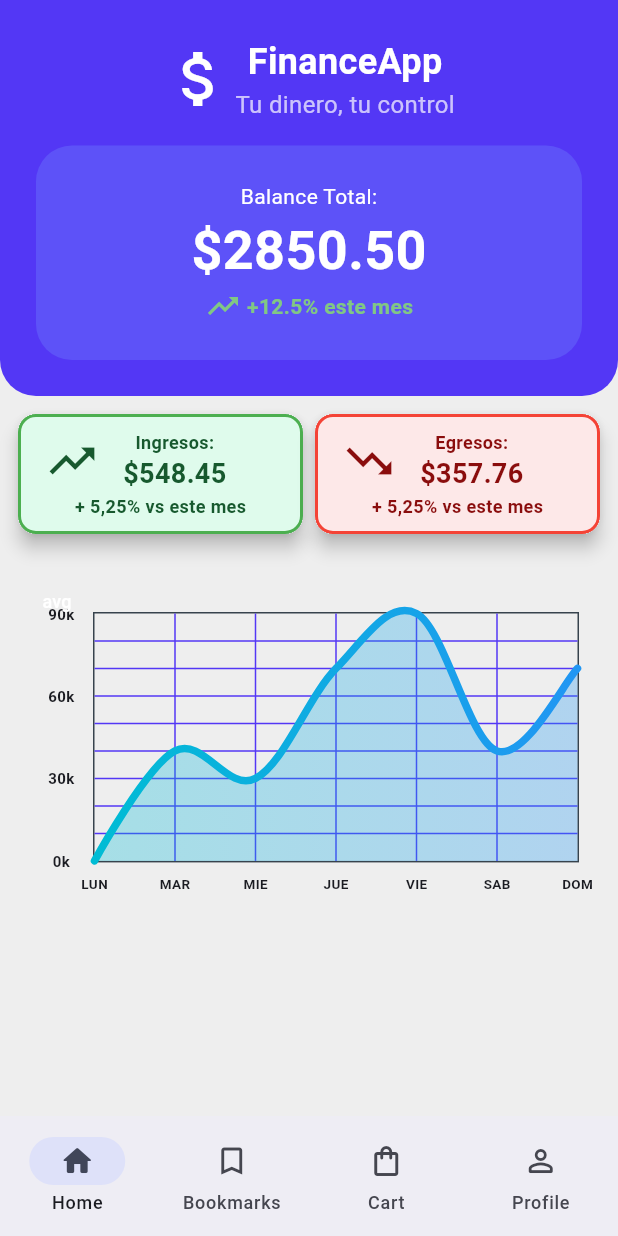
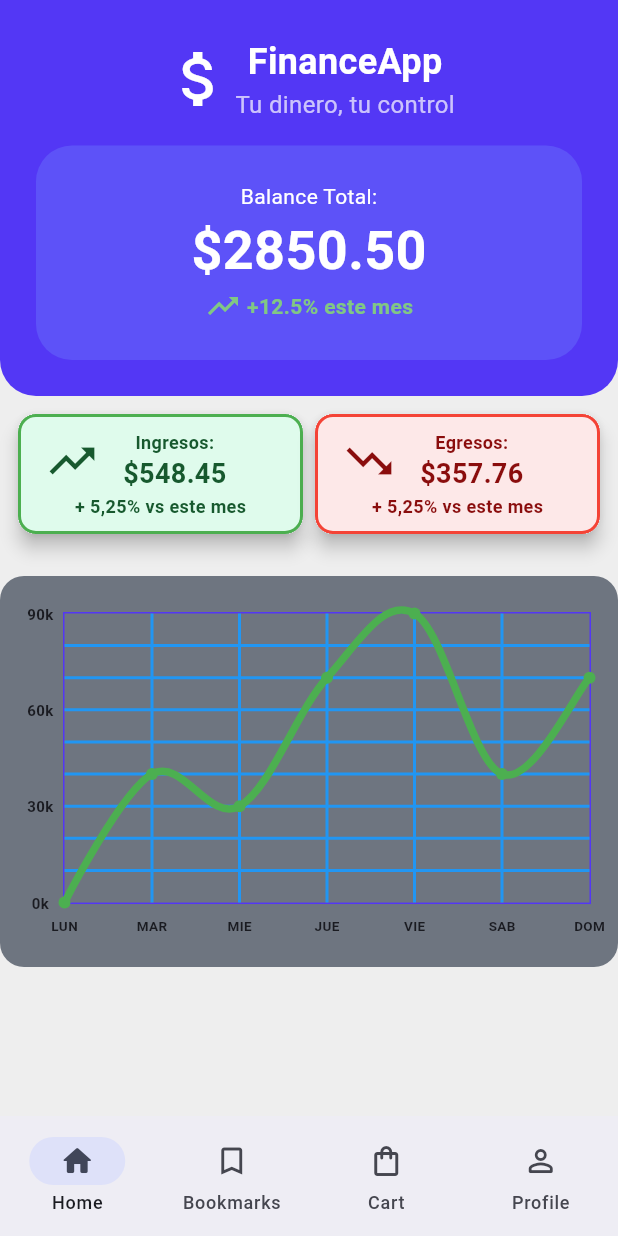
Before and after one commit to VECTOR416/Flutter-Manejo-Divisas, a Flutter app: the screen it shows after launch, on a phone screen of 412 x 824 dp. Run offline on Flutter 3.47's test engine with Material 3 defaults, Android fonts, the phone set to English and light mode, and no system bars; drawn by our look-alikes of fl_chart; our stand-ins replace go_router.

Commit message:
refactor(homescreen): Cambios en el linechart personalizado

```diff
--- a/lib/presentation/screens/home_screen.dart
+++ b/lib/presentation/screens/home_screen.dart
@@ -40,7 +40,7 @@ class HomeScreen extends StatelessWidget {
             ),
             SizedBox(height: 8),
             Padding(
-              padding: EdgeInsets.fromLTRB(8, 16, 8, 16),
+              padding: EdgeInsets.fromLTRB(0, 16, 0, 16),
               child: CustomLineChart(),
             )
           ],
--- a/lib/presentation/widgets/home-screen/custom_line_chart.dart
+++ b/lib/presentation/widgets/home-screen/custom_line_chart.dart
@@ -1,54 +1,84 @@
 import 'package:fl_chart/fl_chart.dart';
 import 'package:flutter/material.dart';
 
-class CustomLineChart extends StatefulWidget {
+class CustomLineChart extends StatelessWidget {
   const CustomLineChart({super.key});
 
   @override
-  State<CustomLineChart> createState() => _CustomLineChartState();
-}
-
-class _CustomLineChartState extends State<CustomLineChart> {
-  List<Color> gradientColors = [Colors.cyan, Colors.blue];
-
-  bool showAvg = false;
-
-  @override
   Widget build(BuildContext context) {
-    return Stack(
+    return Container(
+      padding: EdgeInsets.fromLTRB(12, 24, 18, 12),
+      decoration: BoxDecoration(
+        color: Color(0xFF6e7580),
+        borderRadius: BorderRadius.all(Radius.circular(16))
+      ),
+      child: Stack(
         children: <Widget>[
           AspectRatio(
             aspectRatio: 1.70,
-          child: Padding(
-            padding: const EdgeInsets.only(
-              right: 18,
-              left: 12,
-              top: 24,
-              bottom: 12,
-            ),
-            child: LineChart(showAvg ? avgData() : mainData()),
+            child: LineChart(
+              mainData()
             ),
           ),
-        SizedBox(
-          width: 60,
-          height: 34,
-          child: TextButton(
-            onPressed: () {
-              setState(() {
-                showAvg = !showAvg;
-              });
-            },
-            child: Text(
-              'avg',
-              style: TextStyle(
-                fontSize: 12,
-                color:
-                    showAvg
-                        ? Colors.white.withValues(alpha: 0.5)
-                        : Colors.white,
+        ],
+      ),
+    );
+  }
+}
+
+LineChartData mainData() {
+  return LineChartData(
+    gridData: FlGridData(
+      show: true,
+      drawVerticalLine: true,
+      horizontalInterval: 1,
+      verticalInterval: 1,
+      drawHorizontalLine: true,
+      getDrawingHorizontalLine: (value) => FlLine(color: Colors.blue),
+      getDrawingVerticalLine: (value) => FlLine(color: Colors.blue),
+    ),
+    titlesData: FlTitlesData(
+      show: true,
+      rightTitles: const AxisTitles(sideTitles: SideTitles(showTitles: false)),
+      topTitles: const AxisTitles(sideTitles: SideTitles(showTitles: false)),
+      bottomTitles: AxisTitles(
+        sideTitles: SideTitles(
+          showTitles: true,
+          reservedSize: 30,
+          interval: 1,
+          getTitlesWidget: bottomTitleWidgets,
+        ),
+      ),
+      leftTitles: AxisTitles(
+        sideTitles: SideTitles(
+          showTitles: true,
+          interval: 1,
+          getTitlesWidget: leftTitleWidgets,
+          reservedSize: 30,
         ),
       ),
     ),
+    borderData: FlBorderData(
+      show: true,
+      border: Border.all(color: const Color(0xFF5337F5)),
+    ),
+    lineBarsData: [
+      LineChartBarData(
+        color: Colors.green,
+        spots: const [
+          FlSpot(0, 0),
+          FlSpot(1, 4),
+          FlSpot(2, 3),
+          FlSpot(3, 7),
+          FlSpot(4, 9),
+          FlSpot(5, 4),
+          FlSpot(6, 7),
+        ],
+        isCurved: true,
+        barWidth: 5,
+        isStrokeCapRound: true,
+        dotData: const FlDotData(show: true),
+
       ),
     ],
   );
@@ -109,168 +139,3 @@ class _CustomLineChartState extends State<CustomLineChart> {
 
   return Text(text, style: style, textAlign: TextAlign.center);
 }
-
-  LineChartData mainData() {
-    return LineChartData(
-      gridData: FlGridData(
-        show: true,
-        drawVerticalLine: true,
-        horizontalInterval: 1,
-        verticalInterval: 1,
-        getDrawingHorizontalLine: (value) {
-          return const FlLine(color: Color(0xFF5337F5), strokeWidth: 1);
-        },
-        getDrawingVerticalLine: (value) {
-          return const FlLine(color: Color(0xFF5337F5), strokeWidth: 1);
-        },
-      ),
-      titlesData: FlTitlesData(
-        show: true,
-        rightTitles: const AxisTitles(
-          sideTitles: SideTitles(showTitles: false),
-        ),
-        topTitles: const AxisTitles(sideTitles: SideTitles(showTitles: false)),
-        bottomTitles: AxisTitles(
-          sideTitles: SideTitles(
-            showTitles: true,
-            reservedSize: 30,
-            interval: 1,
-            getTitlesWidget: bottomTitleWidgets,
-          ),
-        ),
-        leftTitles: AxisTitles(
-          sideTitles: SideTitles(
-            showTitles: true,
-            interval: 1,
-            getTitlesWidget: leftTitleWidgets,
-            reservedSize: 42,
-          ),
-        ),
-      ),
-      borderData: FlBorderData(
-        show: true,
-        border: Border.all(color: const Color(0xff37434d)),
-      ),
-      lineBarsData: [
-        LineChartBarData(
-          spots: const [
-            FlSpot(0, 0),
-            FlSpot(1, 4),
-            FlSpot(2, 3),
-            FlSpot(3, 7),
-            FlSpot(4, 9),
-            FlSpot(5, 4),
-            FlSpot(6, 7),
-          ],
-          isCurved: true,
-          gradient: LinearGradient(colors: gradientColors),
-          barWidth: 5,
-          isStrokeCapRound: true,
-          dotData: const FlDotData(show: false),
-          belowBarData: BarAreaData(
-            show: true,
-            gradient: LinearGradient(
-              colors:
-                  gradientColors
-                      .map((color) => color.withValues(alpha: 0.3))
-                      .toList(),
-            ),
-          ),
-        ),
-      ],
-    );
-  }
-
-  LineChartData avgData() {
-    return LineChartData(
-      lineTouchData: const LineTouchData(enabled: false),
-      gridData: FlGridData(
-        show: true,
-        drawHorizontalLine: true,
-        verticalInterval: 1,
-        horizontalInterval: 1,
-        getDrawingVerticalLine: (value) {
-          return const FlLine(color: Color(0xFF5337F5), strokeWidth: 1);
-        },
-        getDrawingHorizontalLine: (value) {
-          return const FlLine(color: Color(0xFF5337F5), strokeWidth: 1);
-        },
-      ),
-      titlesData: FlTitlesData(
-        show: true,
-        bottomTitles: AxisTitles(
-          sideTitles: SideTitles(
-            showTitles: true,
-            reservedSize: 30,
-            getTitlesWidget: bottomTitleWidgets,
-            interval: 1,
-          ),
-        ),
-        leftTitles: AxisTitles(
-          sideTitles: SideTitles(
-            showTitles: true,
-            getTitlesWidget: leftTitleWidgets,
-            reservedSize: 42,
-            interval: 1,
-          ),
-        ),
-        topTitles: const AxisTitles(sideTitles: SideTitles(showTitles: false)),
-        rightTitles: const AxisTitles(
-          sideTitles: SideTitles(showTitles: false),
-        ),
-      ),
-      borderData: FlBorderData(
-        show: true,
-        border: Border.all(color: const Color(0xFF5337F5)),
-      ),
-      minX: 0,
-      maxX: 11,
-      minY: 0,
-      maxY: 6,
-      lineBarsData: [
-        LineChartBarData(
-          spots: const [
-            FlSpot(0, 3.44),
-            FlSpot(2.6, 3.44),
-            FlSpot(4.9, 3.44),
-            FlSpot(6.8, 3.44),
-            FlSpot(8, 3.44),
-            FlSpot(9.5, 3.44),
-            FlSpot(11, 3.44),
-          ],
-          isCurved: true,
-          gradient: LinearGradient(
-            colors: [
-              ColorTween(
-                begin: gradientColors[0],
-                end: gradientColors[1],
-              ).lerp(0.2)!,
-              ColorTween(
-                begin: gradientColors[0],
-                end: gradientColors[1],
-              ).lerp(0.2)!,
-            ],
-          ),
-          barWidth: 5,
-          isStrokeCapRound: true,
-          dotData: const FlDotData(show: false),
-          belowBarData: BarAreaData(
-            show: true,
-            gradient: LinearGradient(
-              colors: [
-                ColorTween(
-                  begin: gradientColors[0],
-                  end: gradientColors[1],
-                ).lerp(0.2)!.withValues(alpha: 0.1),
-                ColorTween(
-                  begin: gradientColors[0],
-                  end: gradientColors[1],
-                ).lerp(0.2)!.withValues(alpha: 0.1),
-              ],
-            ),
-          ),
-        ),
-      ],
-    );
-  }
-}
```
Lines whose indentation alone changed are shown as unchanged.
